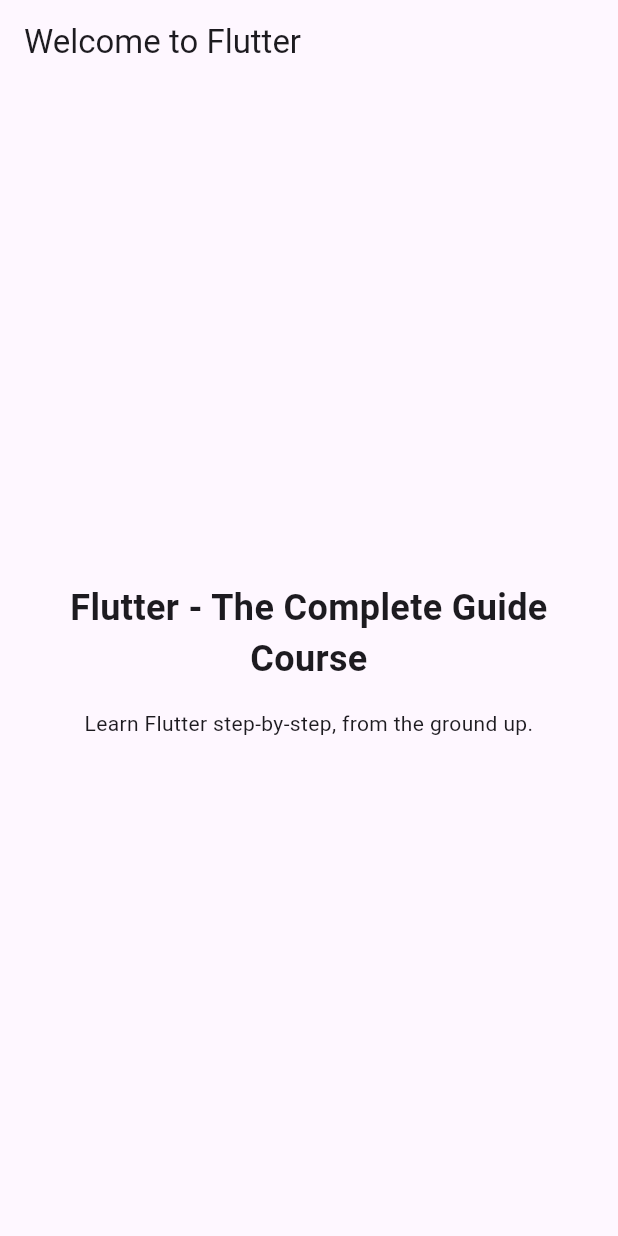
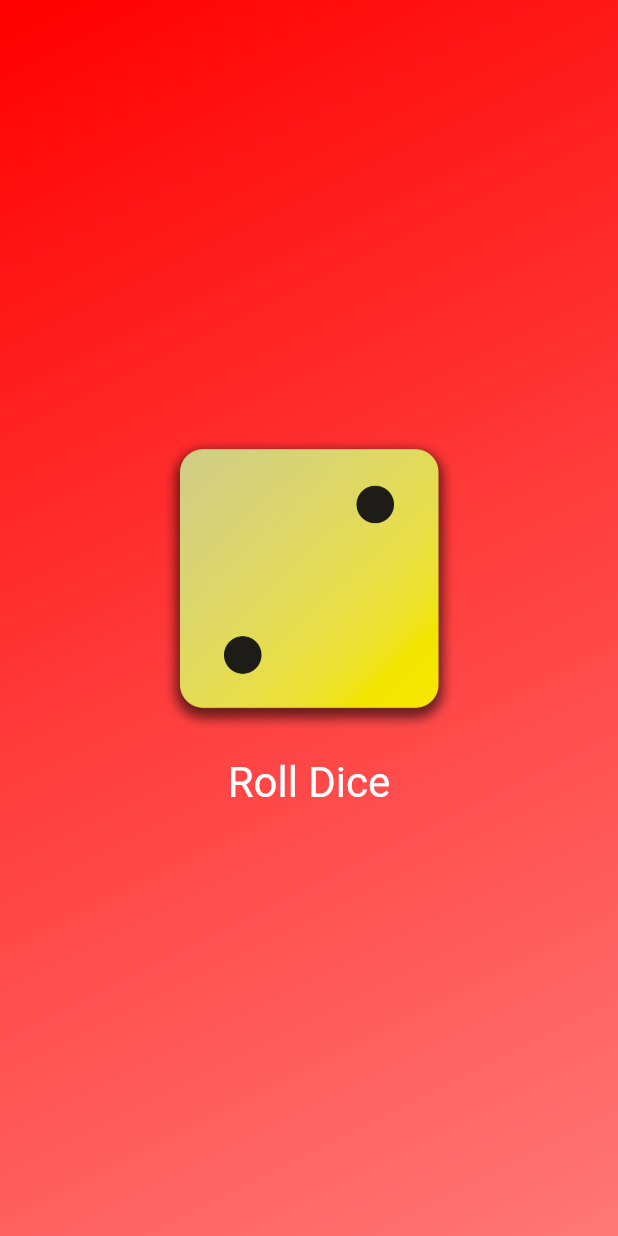
Before and after one commit to JCHasrouty/Flutter-Intro, a Flutter app: the screen it shows after launch, on a phone screen of 412 x 824 dp. Run offline on Flutter 3.47's test engine with Material 3 defaults, Android fonts, the phone set to English and light mode, and no system bars.

Commit message:
Completed dice roll app

```diff
--- /dev/null
+++ b/first_app/lib/dice_roller.dart
@@ -0,0 +1,46 @@
+import 'dart:math';
+import 'package:flutter/material.dart';
+
+final randomizer = Random();
+
+class DiceRoller extends StatefulWidget {
+  const DiceRoller({super.key});
+
+  @override
+  State<DiceRoller> createState() {
+    return _DiceRollerState();
+  }
+}
+
+class _DiceRollerState extends State<DiceRoller> {
+  var currentDiceRoll = 2;
+
+  void rollDice() {
+    setState(() {
+      currentDiceRoll = randomizer.nextInt(6) + 1;
+    });
+  }
+
+  @override
+  Widget build(context) {
+    return Column(
+          mainAxisSize: MainAxisSize.min,
+          children: [
+          Image.asset(
+            'assets/images/dice-$currentDiceRoll.png',
+            width: 200,
+          ),
+          TextButton(
+            onPressed: rollDice,
+            style: TextButton.styleFrom(
+              padding: const EdgeInsets.only(
+                top: 20,
+              ),
+              foregroundColor: Colors.white,
+              textStyle: TextStyle(
+                fontSize: 28)),
+            child: const Text('Roll Dice'),
+            )
+        ]);
+  }
+}
--- /dev/null
+++ b/first_app/lib/gradient_container.dart
@@ -0,0 +1,36 @@
+import 'package:flutter/material.dart';
+import 'package:first_app/styled_text.dart';
+import 'package:first_app/dice_roller.dart';
+
+
+const startAlignment = Alignment.topLeft;
+const endAlignment = Alignment.bottomRight;
+
+class GradientContainer extends StatelessWidget {
+  const GradientContainer(this.color1, this.color2, this.color3, {super.key});
+
+  const GradientContainer.red({super.key})
+      : color1 = const Color.fromARGB(255, 255, 0, 0),
+        color2 = const Color.fromARGB(255, 255, 60, 60),
+        color3 = const Color.fromARGB(255, 255, 120, 120);
+
+  final Color color1;
+  final Color color2;
+  final Color color3;
+
+  @override
+  Widget build(context) {
+   return Container(
+      decoration: BoxDecoration(
+        gradient: LinearGradient(
+          colors: [ color1, color2, color3],
+          begin: startAlignment,
+          end: endAlignment,
+        ),
+      ),
+      child: Center(
+        child: DiceRoller(),
+      ),
+    );
+  }
+}
--- a/first_app/lib/main.dart
+++ b/first_app/lib/main.dart
@@ -1,54 +1,12 @@
 import 'package:flutter/material.dart';
+import 'package:first_app/gradient_container.dart';
 
 void main() {
-  runApp(const MyApp());
+  runApp(
+    const MaterialApp(
+      home: Scaffold(
+        body: GradientContainer.red()
+            ),
+        ),
+    );
 }
-
-// With Flutter, you create user interfaces by combining "widgets"
-// You'll learn all about them (and much more) throughout this course!
-class MyApp extends StatelessWidget {
-  const MyApp({super.key});
-
-  // Every custom widget must have a build() method
-  // It tells Flutter, which widgets make up your custom widget
-  // Again: You'll learn all about that throughout the course!
-  @override
-  Widget build(BuildContext context) {
-    // Below, a bunch of built-in widgets are used (provided by Flutter)
-    // They will be explained in the next sections
-    // In this course, you will, of course, not just use them a lot but
-    // also learn about many other widgets!
-    return MaterialApp(
-      title: 'Flutter First App',
-      theme: ThemeData(useMaterial3: true),
-      home: Scaffold(
-        appBar: AppBar(
-          title: const Text('Welcome to Flutter'),
-        ),
-        body: Container(
-          width: double.infinity,
-          padding: const EdgeInsets.all(12),
-          child: Column(
-            mainAxisAlignment: MainAxisAlignment.center,
-            crossAxisAlignment: CrossAxisAlignment.center,
-            children: const [
-              Text(
-                'Flutter - The Complete Guide Course',
-                textAlign: TextAlign.center,
-                style: TextStyle(
-                  fontSize: 24,
-                  fontWeight: FontWeight.bold,
-                ),
-              ),
-              SizedBox(height: 16),
-              Text(
-                'Learn Flutter step-by-step, from the ground up.',
-                textAlign: TextAlign.center,
-              ),
-            ],
-          ),
-        ),
-      ),
-    );
-  }
-}
--- /dev/null
+++ b/first_app/lib/styled_text.dart
@@ -0,0 +1,18 @@
+import 'package:flutter/material.dart';
+
+class StyledText extends StatelessWidget {
+  const StyledText(this.text, {super.key});
+
+  final String text;
+
+  @override
+  Widget build(context) {
+    return Text(
+          text,
+          style: TextStyle(
+            fontSize: 24,
+            color: Colors.white
+            ),
+        );
+  }
+}
```
Also changed, not shown: first_app/pubspec.yaml (+8 -3 lines), first_app/assets/images/dice-1.png (added), first_app/assets/images/dice-2.png (added), first_app/assets/images/dice-3.png (added), first_app/assets/images/dice-4.png (added), first_app/assets/images/dice-5.png (added), first_app/assets/images/dice-6.png (added), 1 other file.
